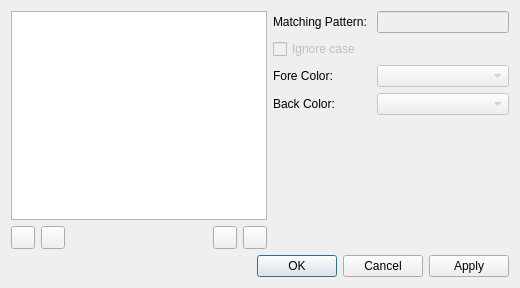
The window that src/filtersdialog.ui (nickbnf/glogg) describes before a commit, drawn with Qt 5.
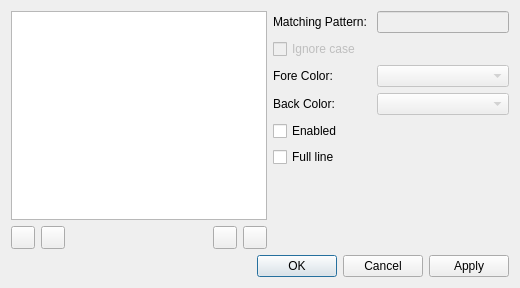
The same window after the commit. Icons and pictures are not drawn.

What changed in the file:
```diff
--- a/src/filtersdialog.ui
+++ b/src/filtersdialog.ui
@@ -163,6 +163,20 @@
              </property>
             </widget>
            </item>
+           <item row="6" column="0">
+            <widget class="QCheckBox" name="enabledCheckBox">
+             <property name="text">
+              <string>Enabled</string>
+             </property>
+            </widget>
+           </item>
+           <item row="7" column="0">
+            <widget class="QCheckBox" name="fullLineCheckBox">
+             <property name="text">
+              <string>Full line</string>
+             </property>
+            </widget>
+           </item>
           </layout>
          </item>
         </layout>
```
